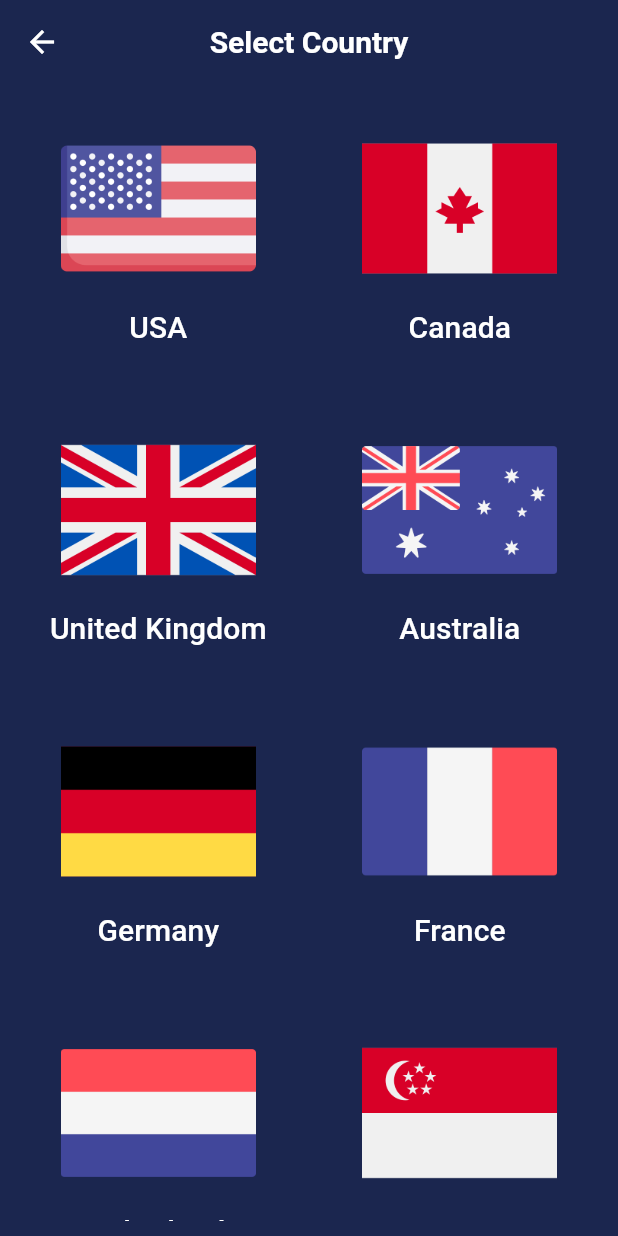
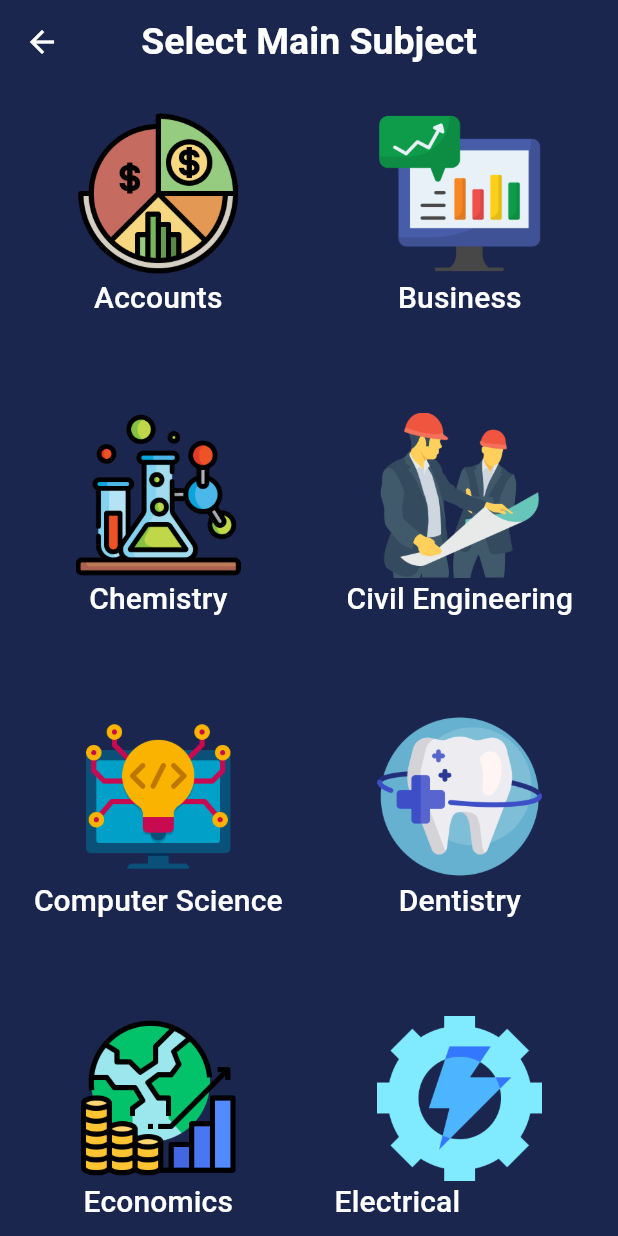
Before and after one commit to Lxghtning/SmartBengalHackathon24, a Flutter app: the Grid_Country screen opened directly, after a tap on "USA", on a phone screen of 412 x 824 dp. Run offline on Flutter 3.47's test engine with Material 3 defaults, Android fonts, the phone set to English and light mode, and no system bars; our stand-ins replace cached_network_image, cloud_firestore, email_validator, firebase_auth, firebase_core, google_fonts and 3 more; missing offline and left inert: dart:ffi; accounts and stored records are empty; network calls fail.

Commit message:
Changes in the grid and some edits

```diff
--- a/lib/Login/SignIn.dart
+++ b/lib/Login/SignIn.dart
@@ -105,9 +105,9 @@ class _SignInState extends State<SignIn> {
                           ),
                           labelText: 'Enter your password', labelStyle: const TextStyle(color: Colors.white),
                           prefixIcon: const Icon(Icons.lock, color: Colors.white,),
-                          suffixIcon: passview_off ? IconButton(icon: const Icon(Icons.visibility, color: Colors.white,), onPressed: () {setState(() {
+                          suffixIcon: passview_off ? IconButton(icon: const Icon(Icons.visibility_off, color: Colors.white,), onPressed: () {setState(() {
                             passview_off = false;
-                          });}) : IconButton(icon: const Icon(Icons.visibility_off, color: Colors.white,), onPressed: () {setState(() {
+                          });}) : IconButton(icon: const Icon(Icons.visibility, color: Colors.white,), onPressed: () {setState(() {
                             passview_off = true;
                           });}),
 
--- a/lib/Login/SignInALUMNI.dart
+++ b/lib/Login/SignInALUMNI.dart
@@ -50,7 +50,7 @@ class _SignInALUMNIState extends State<SignInALUMNI> {
 
                       const Text('Sign In', style: TextStyle(fontSize: 35.0,fontWeight: FontWeight.w900,color: Colors.white, ),),
                       const SizedBox(height: 10.0),
-                      const Text('ALUMNI', style: TextStyle(fontSize: 20.0,fontWeight: FontWeight.w900,color: Colors.white, ),),
+                      const Text('College Buddy', style: TextStyle(fontSize: 20.0,fontWeight: FontWeight.w900,color: Colors.white, ),),
 
                       const SizedBox(height: 20.0),
 
@@ -110,9 +110,9 @@ class _SignInALUMNIState extends State<SignInALUMNI> {
                           ),
                           labelText: 'Enter your password', labelStyle: const TextStyle(color: Colors.white),
                           prefixIcon: const Icon(Icons.lock, color: Colors.white,),
-                          suffixIcon: passview_off ? IconButton(icon: const Icon(Icons.visibility, color: Colors.white,), onPressed: () {setState(() {
+                          suffixIcon: passview_off ? IconButton(icon: const Icon(Icons.visibility_off, color: Colors.white,), onPressed: () {setState(() {
                             passview_off = false;
-                          });}) : IconButton(icon: const Icon(Icons.visibility_off, color: Colors.white,), onPressed: () {setState(() {
+                          });}) : IconButton(icon: const Icon(Icons.visibility, color: Colors.white,), onPressed: () {setState(() {
                             passview_off = true;
                           });}),
 
--- a/lib/Login/SignUp.dart
+++ b/lib/Login/SignUp.dart
@@ -151,9 +151,9 @@ class _SignUpState extends State<SignUp> {
                       ),
                       labelText: 'Enter your password',labelStyle: const TextStyle(color: Colors.white),
                       prefixIcon: const Icon(Icons.lock,color: Colors.white,),
-                      suffixIcon: passview_off ? IconButton(icon: const Icon(Icons.visibility,color: Colors.white,), onPressed: () {setState(() {
+                      suffixIcon: passview_off ? IconButton(icon: const Icon(Icons.visibility_off,color: Colors.white,), onPressed: () {setState(() {
                         passview_off = false;
-                      });}) : IconButton(icon: const Icon(Icons.visibility_off, color: Colors.white,), onPressed: () {setState(() {
+                      });}) : IconButton(icon: const Icon(Icons.visibility, color: Colors.white,), onPressed: () {setState(() {
                         passview_off = true;
                       });}),
 
--- a/lib/Login/apiVerify.dart
+++ b/lib/Login/apiVerify.dart
@@ -4,12 +4,15 @@ Future<bool> verify(String email,String college) async {
   String url = 'http://universities.hipolabs.com/search?name=${college.toLowerCase()}';
   int atIndex = email.indexOf('@');
   String givenDomain = email.substring(atIndex + 1);
+  // print('Given Domain: $givenDomain');
   var response = await http.get(Uri.parse(url));
   var data = jsonDecode(response.body);
   List<String> domains = List<String>.from(data[0]['domains']);
+  // print('Domains: $domains');
   bool match = false;
   for(String domain in domains){
   	if(domain == givenDomain)match = true;
+    // print('Domain: if');
   }
   return match;
 }
--- a/lib/Startup Screens/Grid.dart
+++ b/lib/Startup Screens/Grid.dart
@@ -1,4 +1,5 @@
  import 'package:flutter/material.dart';
+import 'package:sbh24/Components/Navigators.dart';
 
 class Grid_Country extends StatelessWidget {
  List<String> country =['USA', 'Canada', 'United Kingdom', 'Australia', 'Germany', 'France', 'Netherlands', 'Singapore'];
@@ -11,7 +12,7 @@ class Grid_Country extends StatelessWidget {
       appBar: AppBar(
         iconTheme: IconThemeData(color: Colors.white),
         backgroundColor: Color(0xff1B264F),
-        title: Text('Select Country', style: TextStyle(color: Colors.white, fontWeight: FontWeight.w600,fontSize: 20.0,),),
+        title: Text('Select Country', style: TextStyle(color: Colors.white, fontWeight: FontWeight.w600,fontSize: 25.0,),),
         centerTitle: true,
         elevation: 0.0,
       ),
@@ -26,7 +27,9 @@ class Grid_Country extends StatelessWidget {
           itemCount: country.length,
           itemBuilder: (BuildContext context, int index) {
             return TextButton(
-              onPressed: () {},
+              onPressed: () {
+                navigation().navigateToPage(context, Grid_MainSubject());
+              },
               child: Column(
                 children: [
                   Image.asset(flags[index], height: 130, width: 130,),
@@ -42,3 +45,48 @@ class Grid_Country extends StatelessWidget {
     );
   }
 }
+
+class Grid_MainSubject extends StatelessWidget {
+  List<String>  Subjects= ['Accounts', 'Business', 'Chemistry', 'Civil Engineering', 'Computer Science','Dentistry','Economics',
+                          'Electrical Engineering', 'Law', 'Mathematics','Mechanical Engineering','Medicine','Physics'];
+  List<String> Icons = ['assets/subjects/accounting.png', 'assets/subjects/business.png', 'assets/subjects/chemistry.png', 'assets/subjects/civil.png', 'assets/subjects/computer.png',
+                        'assets/subjects/dentistry.png', 'assets/subjects/economics.png', 'assets/subjects/electrical.png', 'assets/subjects/law.png',
+                        'assets/subjects/mathematics.png', 'assets/subjects/mechanical.png', 'assets/subjects/medicine.png', 'assets/subjects/physics.png'];
+  @override
+  Widget build(BuildContext context) {
+    return Scaffold(
+      backgroundColor: Color(0xff1B264F),
+      appBar: AppBar(
+        iconTheme: IconThemeData(color: Colors.white),
+        backgroundColor: Color(0xff1B264F),
+        title: Text('Select Main Subject', style: TextStyle(color: Colors.white, fontWeight: FontWeight.w600,fontSize: 25.0,),),
+        centerTitle: true,
+        elevation: 0.0,
+      ),
+      body: Padding(
+        padding: const EdgeInsets.all(10.0),
+        child: GridView.builder(
+          gridDelegate: SliverGridDelegateWithFixedCrossAxisCount(
+            crossAxisCount: 2,
+            crossAxisSpacing: 10,
+            mainAxisSpacing: 10,
+          ),
+          itemCount: Subjects.length,
+          itemBuilder: (BuildContext context, int index) {
+            return TextButton(
+              onPressed: () {},
+              child: Column(
+                children: [
+                  Image.asset(Icons[index], height: 110, width: 110,),
+                  Center(child: Text(Subjects[index], style: TextStyle(fontSize: 20, color: Colors.white),)),
+
+                ],
+              ),
+            );
+
+          },
+        ),
+      ),
+    );
+  }
+}
--- a/pubspec.yaml
+++ b/pubspec.yaml
@@ -77,6 +77,7 @@ flutter:
   assets:
     - assets/
     - assets/flags/
+    - assets/subjects/
   #   - images/a_dot_ham.jpeg
 
   # An image asset can refer to one or more resolution-specific "variants", see
```
Also changed, not shown: lib/Login/SignUpALUMNI.dart (+4 -4 lines), assets/subjects/accounting.png (added), assets/subjects/business.png (added), assets/subjects/chemistry.png (added), assets/subjects/civil.png (added), assets/subjects/computer.png (added), assets/subjects/dentistry.png (added), assets/subjects/economics.png (added), assets/subjects/electrical.png (added), assets/subjects/law.png (added), assets/subjects/mathematics.png (added), assets/subjects/mechanical.png (added), assets/subjects/medicine.png (added), assets/subjects/physics.png (added).
